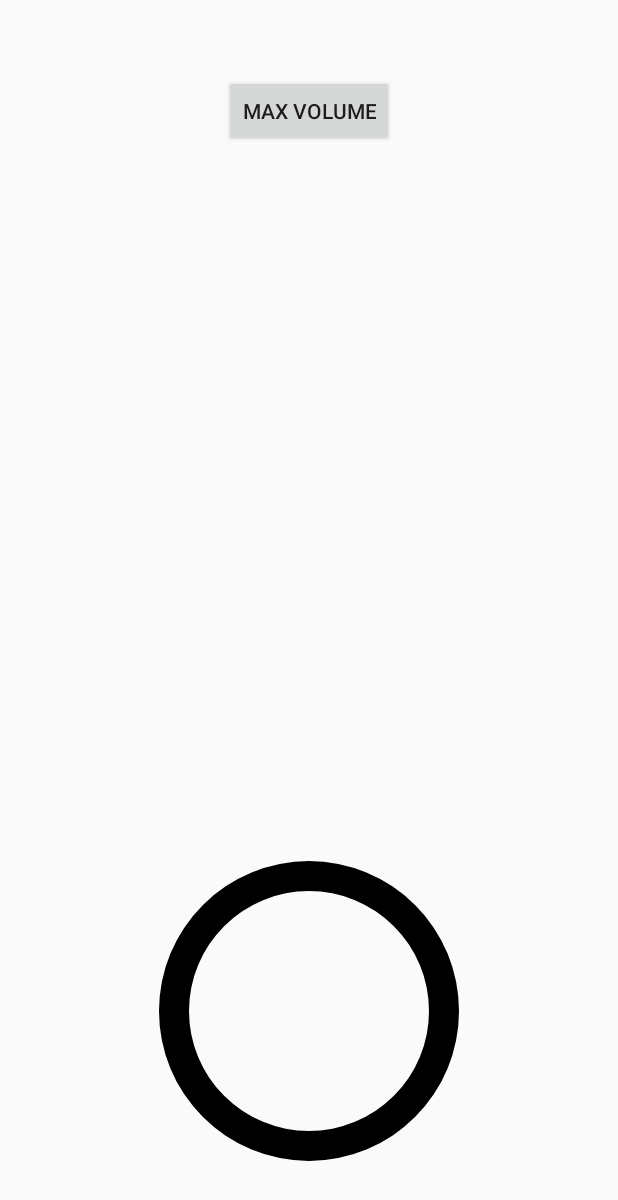
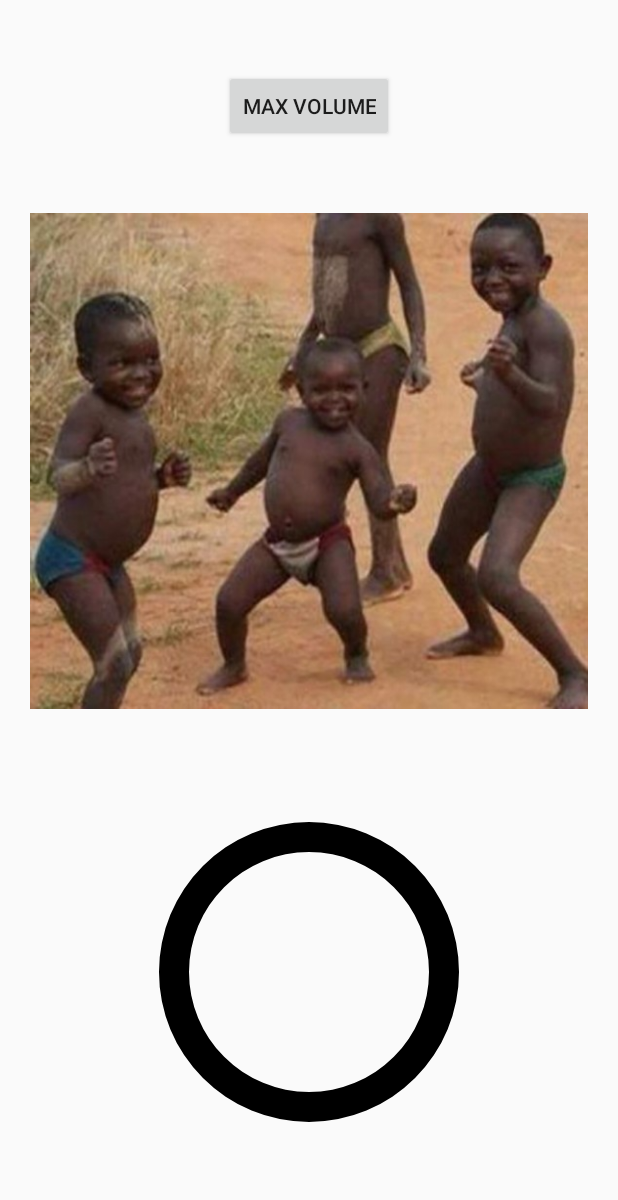
Before and after one commit to MukeshKumarBagariya/dj-air-horn, an Android app: the screen it shows after launch (MainActivity), on a phone screen of 412 x 824 dp. Shown: the top 1200 px of the screen. Run offline under Robolectric (Android 15) with nearby library versions, the phone set to English and light mode, and no system bars.

Commit message:
Added an image to the main screen as well as using that image in the trump feature. This will eventually be an image carousel

```diff
--- a/app/src/main/AndroidManifest.xml
+++ b/app/src/main/AndroidManifest.xml
@@ -9,7 +9,8 @@
         android:roundIcon="@mipmap/dj_launcher"
         android:supportsRtl="true"
         android:theme="@style/Theme.AppCompat.DayNight.NoActionBar">
-        <activity android:name=".MainActivity">
+        <activity android:name=".MainActivity"
+            android:screenOrientation="portrait">
             <intent-filter>
                 <action android:name="android.intent.action.MAIN" />
 
--- a/app/src/main/java/com/francisauwerda/djairhorn/MainActivity.java
+++ b/app/src/main/java/com/francisauwerda/djairhorn/MainActivity.java
@@ -11,23 +11,33 @@ import android.view.animation.AlphaAnimation;
 import android.view.animation.Animation;
 import android.widget.Button;
 import android.widget.ImageView;
+import android.widget.RelativeLayout;
 
 public class MainActivity extends Activity implements View.OnTouchListener {
     private SoundPool soundPool;
     private int soundID;
     boolean loaded = false;
     private Button mButtonMaxVolume;
-    private ImageView mIv1;
-    private Button mSirenButton;
+    private ImageView mIvBackground;
+    private ImageView mIvTrump;
+    private RelativeLayout mRlTop;
+    private RelativeLayout mRlMiddle;
+    private RelativeLayout mRlBottom;
+    private RelativeLayout mRlTrump;
 
     @Override
     protected void onCreate(Bundle savedInstanceState) {
         super.onCreate(savedInstanceState);
         setContentView(R.layout.activity_main);
 
-        mIv1 = (ImageView) findViewById(R.id.iv_1);
-        mSirenButton = (Button) findViewById(R.id.siren_button);
+        mIvBackground = (ImageView) findViewById(R.id.iv_background);
+        mIvTrump = (ImageView) findViewById(R.id.iv_trump);
         mButtonMaxVolume = (Button) findViewById(R.id.bt_max_volume);
+        mRlTop = (RelativeLayout) findViewById(R.id.rl_top);
+        mRlMiddle = (RelativeLayout) findViewById(R.id.rl_middle);
+        mRlBottom = (RelativeLayout) findViewById(R.id.rl_bottom);
+        mRlTrump = (RelativeLayout) findViewById(R.id.rl_trump);
+
         setUpMaxVolumeButton();
 
         View view = findViewById(R.id.siren_button);
@@ -37,6 +47,9 @@ public class MainActivity extends Activity implements View.OnTouchListener {
         buildSoundPool();
     }
 
+    /**
+     * Creates a SoundPool object with the dj air horn sound file.
+     */
     private void buildSoundPool() {
         if (soundPool == null) {
             soundPool = new SoundPool.Builder().build();
@@ -48,11 +61,6 @@ public class MainActivity extends Activity implements View.OnTouchListener {
             });
             soundID = soundPool.load(this, R.raw.dj_air_horn_multiple, 1);
         }
-    }
-
-    private void destroySoundPool() {
-        soundPool.release();
-        soundPool = null;
     }
 
     @Override
@@ -67,6 +75,7 @@ public class MainActivity extends Activity implements View.OnTouchListener {
             if (loaded) {
                 soundPool.play(soundID, volume, volume, 1, 0, 1f);
                 Log.v("Sound", "Sound played");
+                hideEverything();
                 flickTheLights();
             }
 
@@ -74,39 +83,23 @@ public class MainActivity extends Activity implements View.OnTouchListener {
         return false;
     }
 
-    @Override
-    protected void onPause() {
-        super.onPause();
-        destroySoundPool();
-    }
+    private void flickTheLights() {
+        // Create the animation that flickers.
+        Animation anim1 = new AlphaAnimation(0.0f, 1.0f);
+        anim1.setDuration(50); //You can manage the time of the blink with this parameter
+        anim1.setStartOffset(20);
+        anim1.setRepeatMode(Animation.REVERSE);
+        anim1.setRepeatCount(30);
 
-    @Override
-    protected void onResume() {
-        super.onResume();
-        buildSoundPool();
-    }
+        Animation anim2 = new AlphaAnimation(0.0f, 1.0f);
+        anim2.setDuration(50); //You can manage the time of the blink with this parameter
+        anim2.setRepeatMode(Animation.REVERSE);
+        anim2.setRepeatCount(30);
 
-    @Override
-    protected void onStart() {
-        super.onStart();
-        buildSoundPool();
-    }
+        mIvBackground.startAnimation(anim1);
+        mIvTrump.startAnimation(anim2);
 
-    private void flickTheLights() {
-        mSirenButton.setVisibility(View.GONE);
-        mButtonMaxVolume.setVisibility(View.GONE);
-        mIv1.setVisibility(View.VISIBLE);
-
-        // Create the animation that flickers.
-        Animation anim = new AlphaAnimation(0.0f, 1.0f);
-        anim.setDuration(50); //You can manage the time of the blink with this parameter
-        anim.setStartOffset(20);
-        anim.setRepeatMode(Animation.REVERSE);
-        anim.setRepeatCount(30);
-
-        mIv1.startAnimation(anim);
-
-        anim.setAnimationListener(new Animation.AnimationListener() {
+        anim1.setAnimationListener(new Animation.AnimationListener() {
             @Override
             public void onAnimationStart(Animation animation) {
 
@@ -114,9 +107,7 @@ public class MainActivity extends Activity implements View.OnTouchListener {
 
             @Override
             public void onAnimationEnd(Animation animation) {
-                mSirenButton.setVisibility(View.VISIBLE);
-                mButtonMaxVolume.setVisibility(View.VISIBLE);
-                mIv1.setVisibility(View.GONE);
+                showEverything();
             }
 
             @Override
@@ -124,6 +115,28 @@ public class MainActivity extends Activity implements View.OnTouchListener {
 
             }
         });
+    }
+
+    /**
+     * When the trump button is clicked this function will hide everything on the screen and
+     * then show the flashing colours and images.
+     */
+    private void hideEverything() {
+        mRlTop.setVisibility(View.GONE);
+        mRlMiddle.setVisibility(View.GONE);
+        mRlBottom.setVisibility(View.GONE);
+        mRlTrump.setVisibility(View.VISIBLE);
+    }
+
+    /**
+     * After the flashing colours and images animation has ended then we want to hide their objects
+     * and show our original buttons.
+     */
+    private void showEverything() {
+        mRlTop.setVisibility(View.VISIBLE);
+        mRlMiddle.setVisibility(View.VISIBLE);
+        mRlBottom.setVisibility(View.VISIBLE);
+        mRlTrump.setVisibility(View.GONE);
     }
 
     /**
@@ -148,5 +161,23 @@ public class MainActivity extends Activity implements View.OnTouchListener {
         });
     }
 
+    @Override
+    protected void onPause() {
+        super.onPause();
+        soundPool.release();
+        soundPool = null;
+    }
+
+    @Override
+    protected void onResume() {
+        super.onResume();
+        buildSoundPool();
+    }
+
+    @Override
+    protected void onStart() {
+        super.onStart();
+        buildSoundPool();
+    }
 
 }
--- a/app/src/main/res/layout/activity_main.xml
+++ b/app/src/main/res/layout/activity_main.xml
@@ -1,36 +1,75 @@
 <?xml version="1.0" encoding="utf-8"?>
-<RelativeLayout xmlns:android="http://schemas.android.com/apk/res/android"
+<LinearLayout xmlns:android="http://schemas.android.com/apk/res/android"
     xmlns:app="http://schemas.android.com/apk/res-auto"
     xmlns:tools="http://schemas.android.com/tools"
     android:layout_width="match_parent"
     android:layout_height="match_parent"
     tools:context="com.francisauwerda.djairhorn.MainActivity"
-    android:orientation="vertical">
+    android:orientation="vertical"
+    android:gravity="center">
 
+    <RelativeLayout
+        android:id="@+id/rl_top"
+        android:layout_width="wrap_content"
+        android:layout_height="wrap_content"
+        android:layout_weight="0.2"
+        android:padding="20dp">
         <Button
             android:id="@+id/bt_max_volume"
             android:layout_width="wrap_content"
             android:layout_height="wrap_content"
             android:text="@string/bt_max_volume"
-        android:layout_alignParentTop="true"
-        android:layout_centerInParent="true"
-        android:layout_marginTop="50dp" />
+            android:layout_centerInParent="true"/>
+    </RelativeLayout>
+
+    <RelativeLayout
+        android:id="@+id/rl_middle"
+        android:layout_width="wrap_content"
+        android:layout_height="250dp"
+        android:layout_weight="0.3">
+        <ImageView
+            android:id="@+id/iv_african"
+            android:layout_width="wrap_content"
+            android:layout_height="wrap_content"
+            android:src="@drawable/african_kids_dancing_funny_image"
+            android:scaleType="fitCenter"
+            />
+    </RelativeLayout>
+
+    <RelativeLayout
+        android:id="@+id/rl_bottom"
+        android:layout_width="wrap_content"
+        android:layout_height="wrap_content"
+        android:layout_weight="0.5"
+        android:padding="8dp">
 
         <Button
             android:id="@+id/siren_button"
             android:layout_width="wrap_content"
             android:layout_height="wrap_content"
-        android:layout_gravity="center"
-        android:background="@drawable/siren_button"
-        android:layout_alignParentBottom="true"
-        android:layout_marginBottom="50dp"
+            android:layout_centerInParent="true"
+            android:background="@drawable/siren_button" />
+    </RelativeLayout>
+
+    <RelativeLayout
+        android:id="@+id/rl_trump"
+        android:layout_width="match_parent"
+        android:layout_height="match_parent"
+        android:layout_weight="0"
+        android:visibility="gone">
+        <ImageView
+            android:id="@+id/iv_background"
+            android:layout_width="match_parent"
+            android:layout_height="match_parent"
+            android:src="@color/colorAccent"
             android:layout_centerInParent="true"/>
 
         <ImageView
-        android:id="@+id/iv_1"
+            android:id="@+id/iv_trump"
             android:layout_width="match_parent"
             android:layout_height="match_parent"
-        android:src="@color/colorAccent"
-        android:visibility="gone" />
+            android:src="@drawable/african_kids_dancing_funny_image"
+            android:layout_centerInParent="true" />
+    </RelativeLayout>
 
-</RelativeLayout>
+</LinearLayout>
--- a/app/src/main/res/values/strings.xml
+++ b/app/src/main/res/values/strings.xml
@@ -1,4 +1,5 @@
 <resources>
     <string name="app_name">DJ Air Horn</string>
     <string name="bt_max_volume">max volume</string>
+    <string name="bt_min_volume">min volume</string>
 </resources>
```
Also changed, not shown: app/src/main/res/drawable/african_kids_dancing_funny_image.jpg (added), 1 other file. Lines whose indentation alone changed are shown as unchanged.
